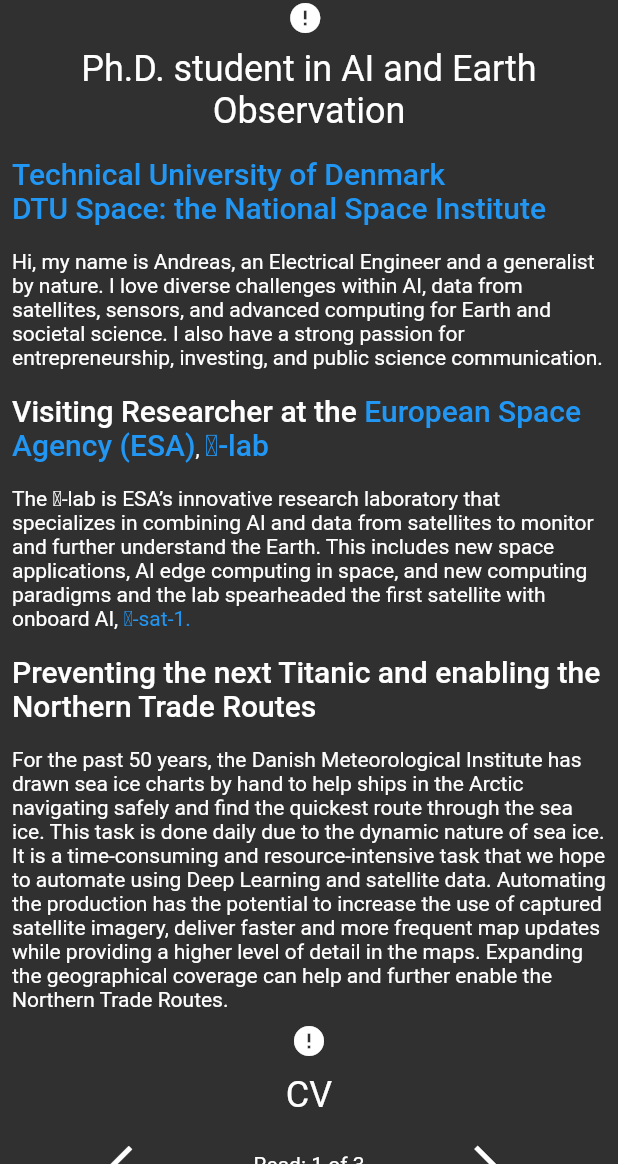
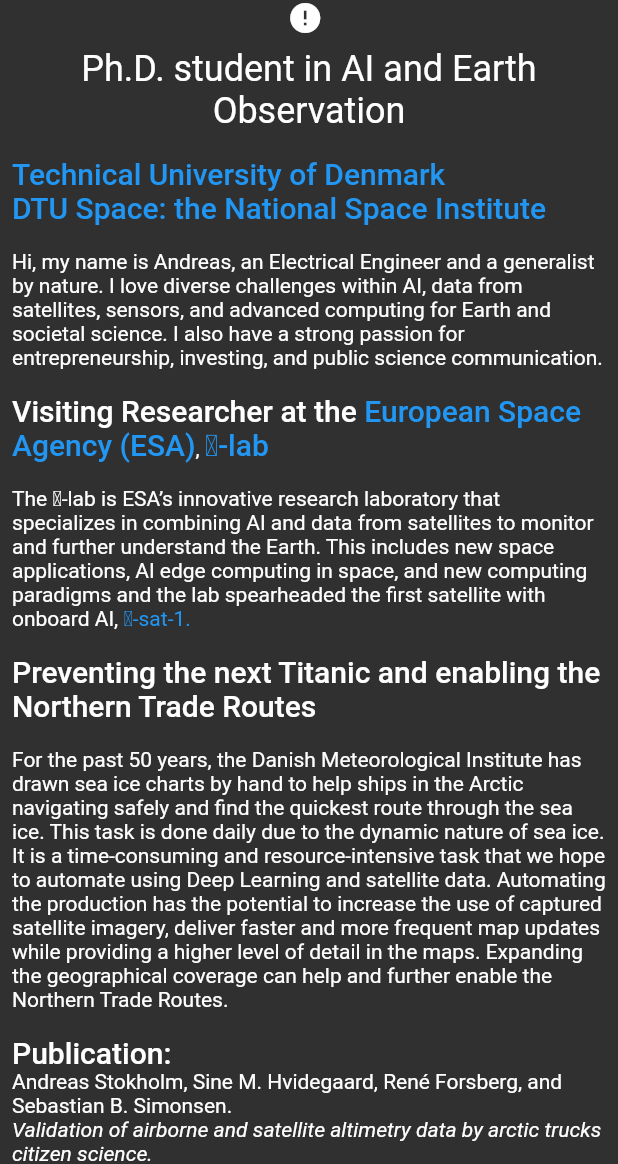
Before and after one commit to MalteMagnussen/astokholm, a Flutter app: the screen it shows after launch, on a phone screen of 412 x 824 dp, the part 72-1236 px from its top. Run offline on Flutter 3.47's test engine with Material 2 defaults, Android fonts, the light colour scheme and no system bars; drawn by our look-alikes of cached_network_image; our stand-ins replace native_pdf_renderer, native_pdf_view, url_launcher_web; missing offline and left inert: device_info_plus_web; network calls fail.

Commit message:
Add Publication

```diff
--- a/lib/home_page.dart
+++ b/lib/home_page.dart
@@ -66,7 +66,9 @@
                         ),
                       ),
                       buildMainText(context),
-                      CachedNetworkImage(
+                      Padding(
+                        padding: const EdgeInsets.all(8.0),
+                        child: CachedNetworkImage(
                           imageUrl: 'https://i.imgur.com/7DsgRkB.png',
                           placeholder: (context, url) => const SizedBox(
                             height: 400,
@@ -77,6 +79,7 @@
                           errorWidget: (context, url, error) =>
                               const Icon(Icons.error),
                           fit: BoxFit.cover,
+                        ),
                       ),
                       CV(
                         width: width,
@@ -162,6 +165,32 @@
               text: widget.titanic,
               style: Theme.of(context).textTheme.bodyText2,
             ),
+            const TextSpan(text: '\n\n'),
+            TextSpan(
+              text: 'Publication:',
+              style: Theme.of(context).textTheme.headline6,
+            ),
+            const TextSpan(text: '\n'),
+            TextSpan(
+              text:
+                  'Andreas Stokholm, Sine M. Hvidegaard, René Forsberg, and Sebastian B. Simonsen.',
+              style: Theme.of(context).textTheme.bodyText2,
+            ),
+            const TextSpan(text: '\n'),
+            TextSpan(
+              // Cursive
+              text:
+                  'Validation of airborne and satellite altimetry data by arctic trucks citizen science.',
+              style: Theme.of(context).textTheme.bodyText2?.apply(
+                    fontStyle: FontStyle.italic,
+                  ),
+            ),
+            const TextSpan(text: '\n'),
+            TextSpan(
+              text:
+                  'Geological Survey of Denmark and Greenland (geus) Bulletin, 47(1):5369, 2021.',
+              style: Theme.of(context).textTheme.bodyText2,
+            ),
           ],
         ),
       ),
--- a/lib/main.dart
+++ b/lib/main.dart
@@ -8,6 +8,7 @@
 // Long list of titles, with Hero animations.
 
 // TODO - Add email somewhere.
+// TODO - Add phone number somewhere.
 // TODO - Add Publications
 
 void main() {
```
Lines whose indentation alone changed are shown as unchanged.
